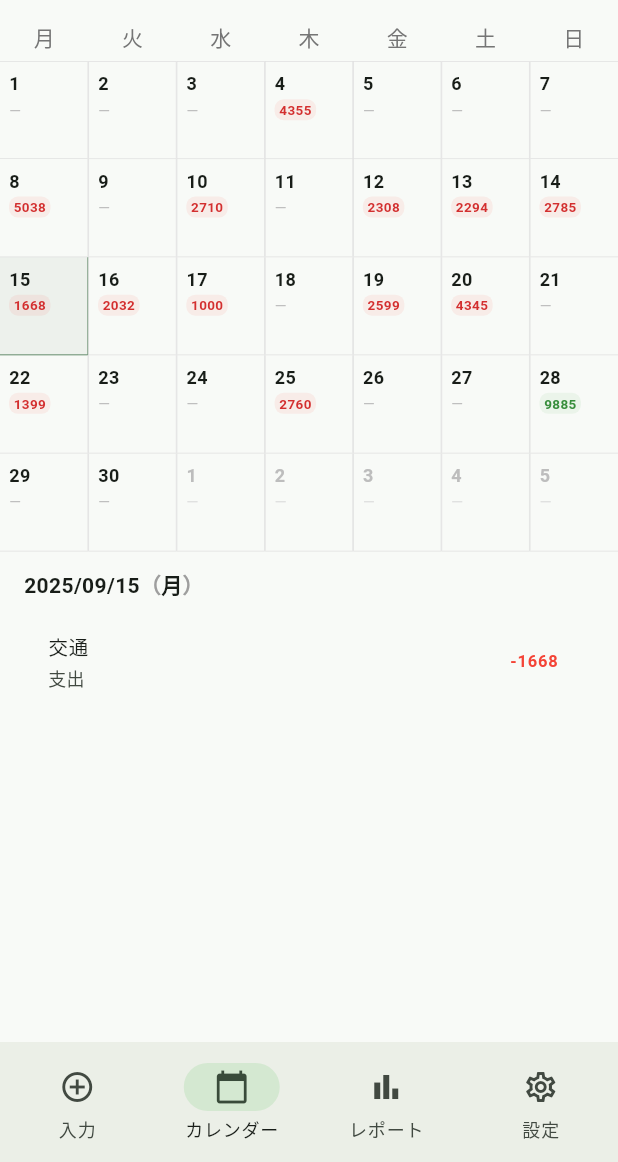
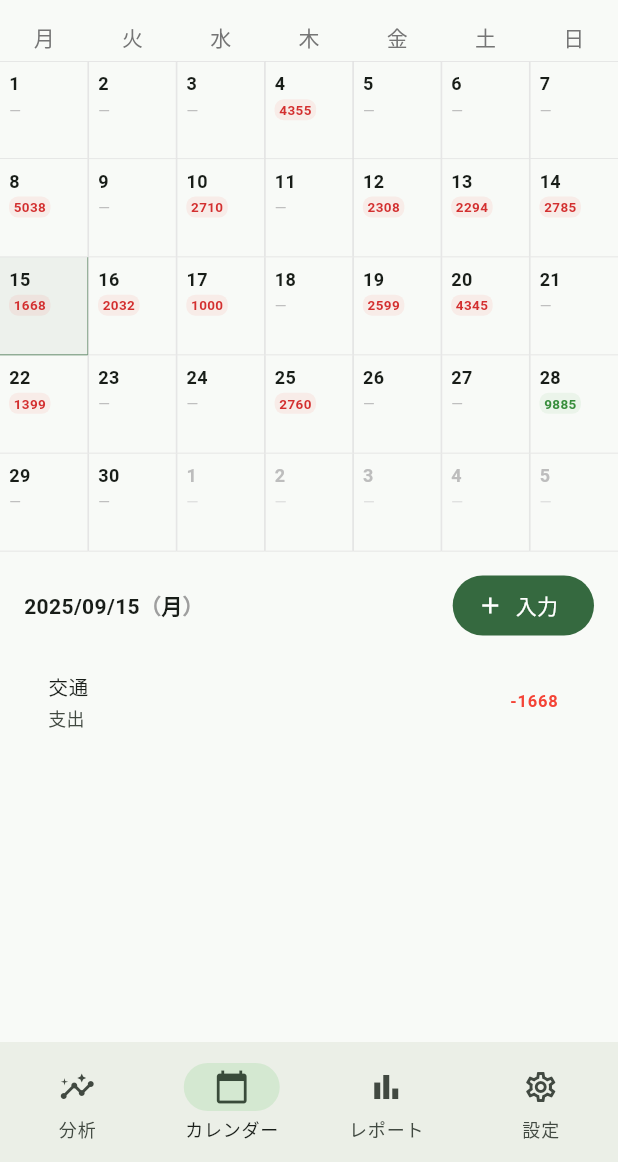
Before and after one commit to Suuu-sh/Money_Mobile, a Flutter app: the screen it shows after launch, item 2 of the bottom bar chosen, on a phone screen of 412 x 824 dp, the part 74-1236 px from its top. Run offline on Flutter 3.47's test engine with Material 3 defaults, Android fonts, the phone set to English and light mode, and no system bars; our stand-ins replace fl_chart, shared_preferences; missing offline and left inert: dart:html.

Commit message:
feat(nav+calendar): replace Input tab with Analysis; add input button next to selected date on calendar that opens Input form as bottom sheet; Input form accepts initialDate and closes on submit

```diff
--- a/lib/core/app_shell.dart
+++ b/lib/core/app_shell.dart
@@ -1,5 +1,5 @@
 import 'package:flutter/material.dart';
-import 'package:money_tracker_mobile/features/input/input_screen.dart';
+import 'package:money_tracker_mobile/features/stats/dashboard_screen.dart';
 import 'package:money_tracker_mobile/features/calendar/calendar_screen.dart';
 import 'package:money_tracker_mobile/features/reports/reports_screen.dart';
 import 'package:money_tracker_mobile/features/settings/settings_screen.dart';
@@ -14,7 +14,7 @@ class AppShell extends StatefulWidget {
 class _AppShellState extends State<AppShell> {
   int _index = 0;
   final _pages = const [
-    InputScreen(),
+    DashboardScreen(),
     CalendarScreen(),
     ReportsScreen(),
     // Settings without const due to field
@@ -34,7 +34,7 @@ class _AppShellState extends State<AppShell> {
         selectedIndex: _index,
         onDestinationSelected: (i) => setState(() => _index = i),
         destinations: const [
-          NavigationDestination(icon: Icon(Icons.add_circle_outline), selectedIcon: Icon(Icons.add_circle), label: '入力'),
+          NavigationDestination(icon: Icon(Icons.insights_outlined), selectedIcon: Icon(Icons.insights), label: '分析'),
           NavigationDestination(icon: Icon(Icons.calendar_today_outlined), selectedIcon: Icon(Icons.calendar_today), label: 'カレンダー'),
           NavigationDestination(icon: Icon(Icons.bar_chart_outlined), selectedIcon: Icon(Icons.bar_chart), label: 'レポート'),
           NavigationDestination(icon: Icon(Icons.settings_outlined), selectedIcon: Icon(Icons.settings), label: '設定'),
--- a/lib/features/calendar/calendar_screen.dart
+++ b/lib/features/calendar/calendar_screen.dart
@@ -3,6 +3,7 @@ import 'package:intl/intl.dart';
 import 'package:money_tracker_mobile/core/api_client.dart';
 import 'package:money_tracker_mobile/features/transactions/transactions_repository.dart';
 import 'package:money_tracker_mobile/models/transaction.dart';
+import 'package:money_tracker_mobile/features/input/input_screen.dart';
 
 class CalendarScreen extends StatefulWidget {
   const CalendarScreen({super.key});
@@ -108,9 +109,33 @@ class _CalendarScreenState extends State<CalendarScreen> {
           // Day transactions list (with side padding)
           Padding(
             padding: const EdgeInsets.fromLTRB(16, 12, 16, 0),
-            child: Align(
-              alignment: Alignment.centerLeft,
-              child: _buildSelectedDateLabel(context),
+            child: Row(
+              children: [
+                Expanded(child: _buildSelectedDateLabel(context)),
+                const SizedBox(width: 8),
+                FilledButton.icon(
+                  onPressed: () async {
+                    final date = _selectedDate ?? DateTime.now();
+                    await showModalBottomSheet(
+                      context: context,
+                      isScrollControlled: true,
+                      builder: (ctx) => SafeArea(
+                        child: Padding(
+                          padding: EdgeInsets.only(bottom: MediaQuery.of(ctx).viewInsets.bottom),
+                          child: SizedBox(
+                            height: MediaQuery.of(ctx).size.height * 0.8,
+                            child: InputScreen(initialDate: date),
+                          ),
+                        ),
+                      ),
+                    );
+                    // Reload data after possible add
+                    _load();
+                  },
+                  icon: const Icon(Icons.add),
+                  label: const Text('入力'),
+                ),
+              ],
             ),
           ),
           const SizedBox(height: 8),
```
Also changed, not shown: lib/features/input/input_screen.dart (+10 -1 lines).
